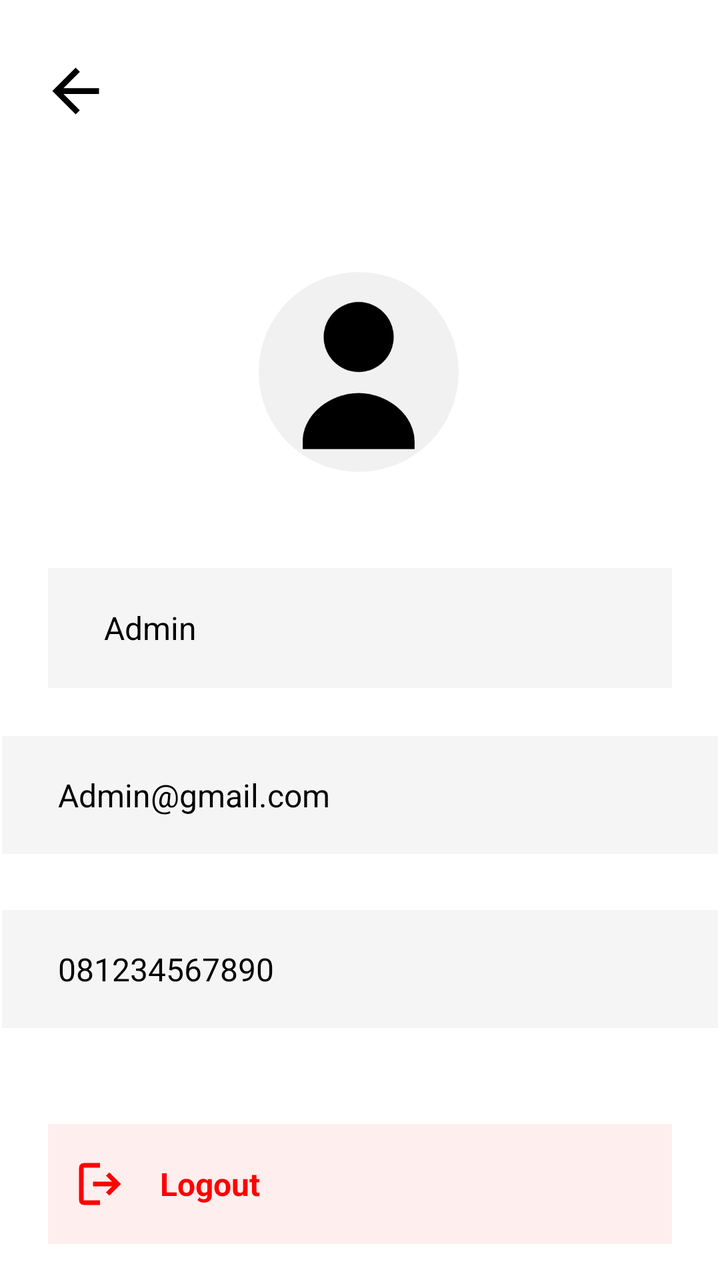
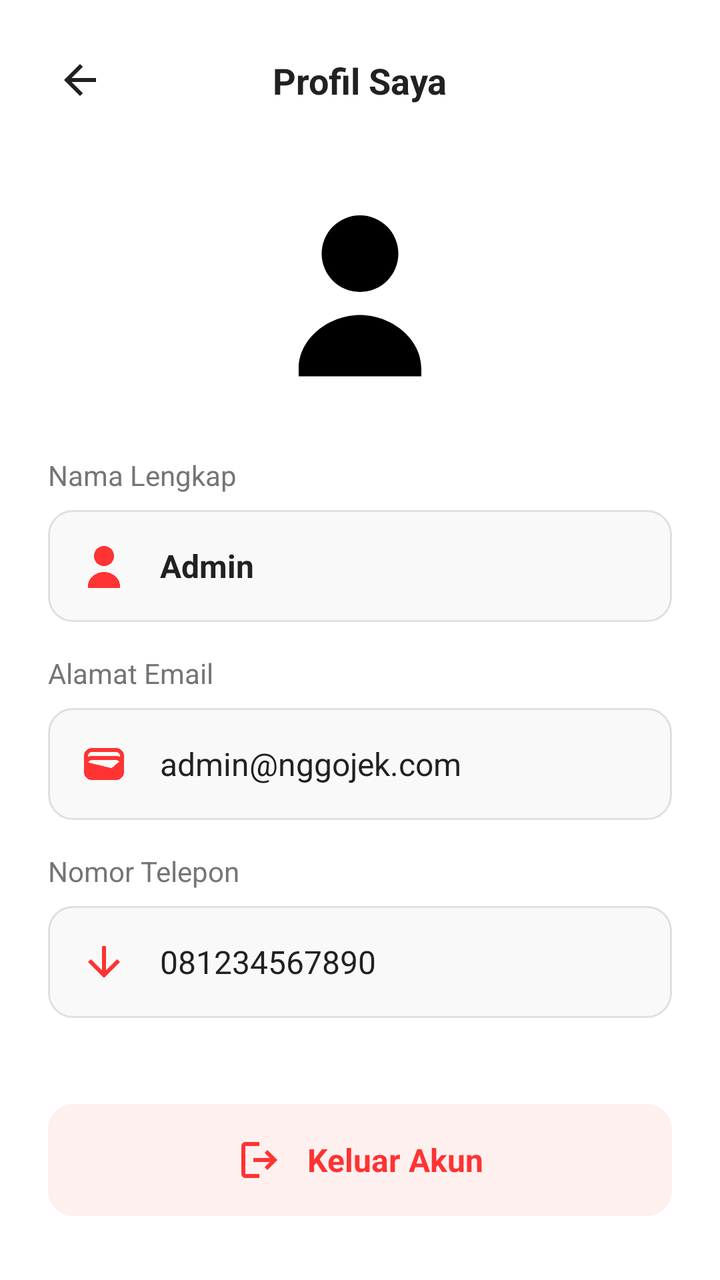

Two renders of the same Android screen: before a commit and after it. Below are the layout's source before the change and the commit's diff.
<!-- AndroidManifest.xml: application theme Theme.NgGojek -->
<!-- res/layout/activity_profile.xml -->
<?xml version="1.0" encoding="utf-8"?>
<androidx.constraintlayout.widget.ConstraintLayout xmlns:android="http://schemas.android.com/apk/res/android"
    xmlns:app="http://schemas.android.com/apk/res-auto"
    xmlns:tools="http://schemas.android.com/tools"
    android:layout_width="match_parent"
    android:layout_height="match_parent"
    android:background="#FFFFFF">

    <ImageView
        android:id="@+id/btnBack"
        android:layout_width="35dp"
        android:layout_height="35dp"
        android:layout_marginTop="28dp"
        android:src="@drawable/ic_arrow_back"
        app:layout_constraintEnd_toEndOf="parent"
        app:layout_constraintHorizontal_bias="0.063"
        app:layout_constraintStart_toStartOf="parent"
        app:layout_constraintTop_toTopOf="parent" />

    <ImageView
        android:id="@+id/imgProfile"
        android:layout_width="100dp"
        android:layout_height="100dp"
        android:layout_marginTop="136dp"
        android:background="@drawable/bg_circle"
        android:padding="8dp"
        android:src="@drawable/profile"
        app:layout_constraintEnd_toEndOf="parent"
        app:layout_constraintHorizontal_bias="0.498"
        app:layout_constraintStart_toStartOf="parent"
        app:layout_constraintTop_toTopOf="parent" />

    <LinearLayout
        android:id="@+id/nameView"
        android:layout_width="0dp"
        android:layout_height="60dp"
        android:layout_marginStart="24dp"
        android:layout_marginTop="48dp"
        android:layout_marginEnd="24dp"
        android:background="#F5F5F5"
        android:gravity="center_vertical"
        android:orientation="horizontal"
        android:padding="12dp"
        app:layout_constraintEnd_toEndOf="parent"
        app:layout_constraintHorizontal_bias="0.0"
        app:layout_constraintStart_toStartOf="parent"
        app:layout_constraintTop_toBottomOf="@+id/imgProfile">

        <TextView
            android:layout_width="wrap_content"
            android:layout_height="wrap_content"
            android:layout_marginStart="16dp"
            android:text="Admin"
            android:textColor="#000000"
            android:textSize="16sp" />
    </LinearLayout>

    <LinearLayout
        android:id="@+id/emailView"
        android:layout_width="358dp"
        android:layout_height="59dp"
        android:layout_marginTop="24dp"
        android:background="#F5F5F5"
        android:gravity="center_vertical"
        android:orientation="horizontal"
        android:padding="12dp"
        app:layout_constraintEnd_toEndOf="parent"
        app:layout_constraintHorizontal_bias="0.49"
        app:layout_constraintStart_toStartOf="parent"
        app:layout_constraintTop_toBottomOf="@+id/nameView">

        <TextView
            android:layout_width="wrap_content"
            android:layout_height="wrap_content"
            android:layout_marginStart="16dp"
            android:text="Admin@gmail.com"
            android:textColor="#000000"
            android:textSize="16sp" />
    </LinearLayout>

    <LinearLayout
        android:id="@+id/phoneNumber"
        android:layout_width="358dp"
        android:layout_height="59dp"
        android:layout_marginTop="28dp"
        android:background="#F5F5F5"
        android:gravity="center_vertical"
        android:orientation="horizontal"
        android:padding="12dp"
        app:layout_constraintEnd_toEndOf="parent"
        app:layout_constraintHorizontal_bias="0.49"
        app:layout_constraintStart_toStartOf="parent"
        app:layout_constraintTop_toBottomOf="@+id/emailView">

        <TextView
            android:layout_width="wrap_content"
            android:layout_height="wrap_content"
            android:layout_marginStart="16dp"
            android:text="081234567890"
            android:textColor="#000000"
            android:textSize="16sp" />
    </LinearLayout>

    <LinearLayout
        android:id="@+id/btnLogout"
        android:layout_width="0dp"
        android:layout_height="60dp"
        android:layout_marginStart="24dp"
        android:layout_marginTop="48dp"
        android:layout_marginEnd="24dp"
        android:background="#FFEEEE"
        android:gravity="center_vertical"
        android:orientation="horizontal"
        android:padding="12dp"
        app:layout_constraintEnd_toEndOf="parent"
        app:layout_constraintHorizontal_bias="0.0"
        app:layout_constraintStart_toStartOf="parent"
        app:layout_constraintTop_toBottomOf="@+id/phoneNumber">

        <ImageView
            android:layout_width="28dp"
            android:layout_height="28dp"
            android:src="@drawable/logout"
            app:tint="#FF0000" />

        <TextView
            android:layout_width="wrap_content"
            android:layout_height="wrap_content"
            android:layout_marginStart="16dp"
            android:text="Logout"
            android:textColor="#FF0000"
            android:textSize="16sp"
            android:textStyle="bold" />

    </LinearLayout>


</androidx.constraintlayout.widget.ConstraintLayout>
<!-- resources referenced by this layout -->
<resources>
  <!-- drawable bg_circle (drawable) -->
  <shape xmlns:android="http://schemas.android.com/apk/res/android"
      android:shape="oval">
      <solid android:color="#F1F1F1"/>
  </shape>
  <!-- drawable ic_arrow_back (drawable) -->
  <vector xmlns:android="http://schemas.android.com/apk/res/android" android:autoMirrored="true" android:height="24dp" android:tint="#000000" android:viewportHeight="960" android:viewportWidth="960" android:width="24dp">
        
      <path android:fillColor="@android:color/white" android:pathData="M313,520L537,744L480,800L160,480L480,160L537,216L313,440L800,440L800,520L313,520Z"/>
      
  </vector>
  <!-- drawable logout (drawable) -->
  <vector xmlns:android="http://schemas.android.com/apk/res/android"
      android:width="24dp"
      android:height="24dp"
      android:viewportWidth="960"
      android:viewportHeight="960">
    <path
        android:pathData="M200,840q-33,0 -56.5,-23.5T120,760v-560q0,-33 23.5,-56.5T200,120h280v80L200,200v560h280v80L200,840ZM640,680 L585,622 687,520L360,520v-80h327L585,338l55,-58 200,200 -200,200Z"
        android:fillColor="#e3e3e3"/>
  </vector>
  <!-- drawable profile (drawable) -->
  <vector xmlns:android="http://schemas.android.com/apk/res/android"
      android:width="24dp"
      android:height="24dp"
      android:viewportWidth="24"
      android:viewportHeight="24">
      <path
          android:fillColor="#000"
          android:pathData="M12,12a5,5 0 1,0 0,-10a5,5 0 1,0 0,10zM4,22c0,-4 4,-7 8,-7s8,3 8,7v1H4v-1z"/>
  </vector>
  <style name="Theme.NgGojek" parent="Base.Theme.NgGojek" />
  <style name="Base.Theme.NgGojek" parent="Theme.Material3.DayNight.NoActionBar">
          
          
          <item name="android:windowBackground">@color/white</item>
          <item name="colorSecondaryContainer">@android:color/transparent</item>
      </style>
  <color name="white">#FFFFFFFF</color>
</resources>

<!-- the commit's change to res/layout/activity_profile.xml (unified diff, before → after) -->
@@ -1,138 +1,212 @@
 <?xml version="1.0" encoding="utf-8"?>
-<androidx.constraintlayout.widget.ConstraintLayout xmlns:android="http://schemas.android.com/apk/res/android"
+<androidx.constraintlayout.widget.ConstraintLayout
+    xmlns:android="http://schemas.android.com/apk/res/android"
     xmlns:app="http://schemas.android.com/apk/res-auto"
     xmlns:tools="http://schemas.android.com/tools"
     android:layout_width="match_parent"
     android:layout_height="match_parent"
-    android:background="#FFFFFF">
-
+    android:background="@color/white">
+
+    
     <ImageView
         android:id="@+id/btnBack"
-        android:layout_width="35dp"
-        android:layout_height="35dp"
-        android:layout_marginTop="28dp"
+        android:layout_width="48dp"
+        android:layout_height="48dp"
+        android:layout_marginStart="16dp"
+        android:layout_marginTop="16dp"
+        android:background="?attr/selectableItemBackgroundBorderless"
+        android:padding="12dp"
         android:src="@drawable/ic_arrow_back"
-        app:layout_constraintEnd_toEndOf="parent"
-        app:layout_constraintHorizontal_bias="0.063"
+        app:tint="@color/blackText"
         app:layout_constraintStart_toStartOf="parent"
         app:layout_constraintTop_toTopOf="parent" />
 
+    <TextView
+        android:layout_width="wrap_content"
+        android:layout_height="wrap_content"
+        android:text="Profil Saya"
+        android:textColor="@color/blackText"
+        android:textSize="18sp"
+        android:textStyle="bold"
+        app:layout_constraintBottom_toBottomOf="@+id/btnBack"
+        app:layout_constraintEnd_toEndOf="parent"
+        app:layout_constraintStart_toStartOf="parent"
+        app:layout_constraintTop_toTopOf="@+id/btnBack" />
+
+    
     <ImageView
         android:id="@+id/imgProfile"
         android:layout_width="100dp"
         android:layout_height="100dp"
-        android:layout_marginTop="136dp"
-        android:background="@drawable/bg_circle"
-        android:padding="8dp"
+        android:layout_marginTop="32dp"
         android:src="@drawable/profile"
-        app:layout_constraintEnd_toEndOf="parent"
-        app:layout_constraintHorizontal_bias="0.498"
-        app:layout_constraintStart_toStartOf="parent"
-        app:layout_constraintTop_toTopOf="parent" />
+        android:padding="4dp"
+        app:layout_constraintEnd_toEndOf="parent"
+        app:layout_constraintStart_toStartOf="parent"
+        app:layout_constraintTop_toBottomOf="@+id/btnBack" />
+
+    
+    <TextView
+        android:id="@+id/labelName"
+        android:layout_width="wrap_content"
+        android:layout_height="wrap_content"
+        android:text="Nama Lengkap"
+        android:textColor="@color/greyText"
+        android:textSize="14sp"
+        android:layout_marginStart="24dp"
+        android:layout_marginTop="32dp"
+        app:layout_constraintStart_toStartOf="parent"
+        app:layout_constraintTop_toBottomOf="@+id/imgProfile"/>
 
     <LinearLayout
         android:id="@+id/nameView"
         android:layout_width="0dp"
-        android:layout_height="60dp"
-        android:layout_marginStart="24dp"
-        android:layout_marginTop="48dp"
-        android:layout_marginEnd="24dp"
-        android:background="#F5F5F5"
+        android:layout_height="56dp"
+        android:layout_marginHorizontal="24dp"
+        android:layout_marginTop="8dp"
+        android:background="@drawable/bg_input_field"
         android:gravity="center_vertical"
         android:orientation="horizontal"
-        android:padding="12dp"
-        app:layout_constraintEnd_toEndOf="parent"
-        app:layout_constraintHorizontal_bias="0.0"
-        app:layout_constraintStart_toStartOf="parent"
-        app:layout_constraintTop_toBottomOf="@+id/imgProfile">
-
-        <TextView
-            android:layout_width="wrap_content"
+        android:paddingHorizontal="16dp"
+        app:layout_constraintEnd_toEndOf="parent"
+        app:layout_constraintStart_toStartOf="parent"
+        app:layout_constraintTop_toBottomOf="@+id/labelName">
+        
+
+        <ImageView
+            android:layout_width="24dp"
+            android:layout_height="24dp"
+            android:src="@drawable/profile"
+            app:tint="@color/primaryRed"/>
+
+        <TextView
+            android:layout_width="match_parent"
             android:layout_height="wrap_content"
             android:layout_marginStart="16dp"
             android:text="Admin"
-            android:textColor="#000000"
+            android:textColor="@color/blackText"
+            android:textSize="16sp"
+            android:textStyle="bold"/>
+    </LinearLayout>
+
+    
+    <TextView
+        android:id="@+id/labelEmail"
+        android:layout_width="wrap_content"
+        android:layout_height="wrap_content"
+        android:text="Alamat Email"
+        android:textColor="@color/greyText"
+        android:textSize="14sp"
+        android:layout_marginStart="24dp"
+        android:layout_marginTop="16dp"
+        app:layout_constraintStart_toStartOf="parent"
+        app:layout_constraintTop_toBottomOf="@+id/nameView"/>
+
+    <LinearLayout
+        android:id="@+id/emailView"
+        android:layout_width="0dp"
+        android:layout_height="56dp"
+        android:layout_marginHorizontal="24dp"
+        android:layout_marginTop="8dp"
+        android:background="@drawable/bg_input_field"
+        android:gravity="center_vertical"
+        android:orientation="horizontal"
+        android:paddingHorizontal="16dp"
+        app:layout_constraintEnd_toEndOf="parent"
+        app:layout_constraintStart_toStartOf="parent"
+        app:layout_constraintTop_toBottomOf="@+id/labelEmail">
+
+        <ImageView
+            android:layout_width="24dp"
+            android:layout_height="24dp"
+            android:src="@drawable/ewallet_icon"
+            app:tint="@color/primaryRed"/>
+        
+
+        <TextView
+            android:layout_width="match_parent"
+            android:layout_height="wrap_content"
+            android:layout_marginStart="16dp"
+            android:text="admin@nggojek.com"
+            android:textColor="@color/blackText"
             android:textSize="16sp" />
     </LinearLayout>
 
-    <LinearLayout
-        android:id="@+id/emailView"
-        android:layout_width="358dp"
-        android:layout_height="59dp"
-        android:layout_marginTop="24dp"
-        android:background="#F5F5F5"
+    
+    <TextView
+        android:id="@+id/labelPhone"
+        android:layout_width="wrap_content"
+        android:layout_height="wrap_content"
+        android:text="Nomor Telepon"
+        android:textColor="@color/greyText"
+        android:textSize="14sp"
+        android:layout_marginStart="24dp"
+        android:layout_marginTop="16dp"
+        app:layout_constraintStart_toStartOf="parent"
+        app:layout_constraintTop_toBottomOf="@+id/emailView"/>
+
+    <LinearLayout
+        android:id="@+id/phoneNumber"
+        android:layout_width="0dp"
+        android:layout_height="56dp"
+        android:layout_marginHorizontal="24dp"
+        android:layout_marginTop="8dp"
+        android:background="@drawable/bg_input_field"
         android:gravity="center_vertical"
         android:orientation="horizontal"
-        android:padding="12dp"
-        app:layout_constraintEnd_toEndOf="parent"
-        app:layout_constraintHorizontal_bias="0.49"
-        app:layout_constraintStart_toStartOf="parent"
-        app:layout_constraintTop_toBottomOf="@+id/nameView">
-
-        <TextView
-            android:layout_width="wrap_content"
-            android:layout_height="wrap_content"
-            android:layout_marginStart="16dp"
-            android:text="Admin@gmail.com"
-            android:textColor="#000000"
-            android:textSize="16sp" />
-    </LinearLayout>
-
-    <LinearLayout
-        android:id="@+id/phoneNumber"
-        android:layout_width="358dp"
-        android:layout_height="59dp"
-        android:layout_marginTop="28dp"
-        android:background="#F5F5F5"
-        android:gravity="center_vertical"
-        android:orientation="horizontal"
-        android:padding="12dp"
-        app:layout_constraintEnd_toEndOf="parent"
-        app:layout_constraintHorizontal_bias="0.49"
-        app:layout_constraintStart_toStartOf="parent"
-        app:layout_constraintTop_toBottomOf="@+id/emailView">
-
-        <TextView
-            android:layout_width="wrap_content"
+        android:paddingHorizontal="16dp"
+        app:layout_constraintEnd_toEndOf="parent"
+        app:layout_constraintStart_toStartOf="parent"
+        app:layout_constraintTop_toBottomOf="@+id/labelPhone">
+
+        <ImageView
+            android:layout_width="24dp"
+            android:layout_height="24dp"
+            android:src="@drawable/ic_arrow_back"
+            android:rotation="270"
+            app:tint="@color/primaryRed"/>
+        
+
+        <TextView
+            android:layout_width="match_parent"
             android:layout_height="wrap_content"
             android:layout_marginStart="16dp"
             android:text="081234567890"
-            android:textColor="#000000"
+            android:textColor="@color/blackText"
             android:textSize="16sp" />
     </LinearLayout>
 
+    
     <LinearLayout
         android:id="@+id/btnLogout"
         android:layout_width="0dp"
-        android:layout_height="60dp"
-        android:layout_marginStart="24dp"
-        android:layout_marginTop="48dp"
-        android:layout_marginEnd="24dp"
-        android:background="#FFEEEE"
-        android:gravity="center_vertical"
-        android:orientation="horizontal"
-        android:padding="12dp"
-        app:layout_constraintEnd_toEndOf="parent"
-        app:layout_constraintHorizontal_bias="0.0"
-        app:layout_constraintStart_toStartOf="parent"
-        app:layout_constraintTop_toBottomOf="@+id/phoneNumber">
-
-        <ImageView
-            android:layout_width="28dp"
-            android:layout_height="28dp"
+        android:layout_height="56dp"
+        android:layout_marginHorizontal="24dp"
+        android:layout_marginBottom="32dp"
+        android:background="@drawable/bg_input_field"
+        android:backgroundTint="@color/softRed"
+        android:gravity="center"
+        android:orientation="horizontal"
+        android:clickable="true"
+        android:focusable="true"
+        app:layout_constraintBottom_toBottomOf="parent"
+        app:layout_constraintEnd_toEndOf="parent"
+        app:layout_constraintStart_toStartOf="parent">
+
+        <ImageView
+            android:layout_width="24dp"
+            android:layout_height="24dp"
             android:src="@drawable/logout"
-            app:tint="#FF0000" />
+            app:tint="@color/primaryRed" />
 
         <TextView
             android:layout_width="wrap_content"
             android:layout_height="wrap_content"
-            android:layout_marginStart="16dp"
-            android:text="Logout"
-            android:textColor="#FF0000"
+            android:layout_marginStart="12dp"
+            android:text="Keluar Akun"
+            android:textColor="@color/primaryRed"
             android:textSize="16sp"
             android:textStyle="bold" />
-
-    </LinearLayout>
-
+    </LinearLayout>
 
 </androidx.constraintlayout.widget.ConstraintLayout>
<!-- resource entries referenced after the edit -->
@@ -1,10 +1,9 @@
 <!-- resources referenced by this layout -->
 <resources>
-  <!-- drawable bg_circle (drawable) -->
-  <shape xmlns:android="http://schemas.android.com/apk/res/android"
-      android:shape="oval">
-      <solid android:color="#F1F1F1"/>
-  </shape>
+  <color name="blackText">#212121</color>
+  <color name="greyText">#757575</color>
+  <color name="primaryRed">#ff3332</color>
+  <color name="softRed">#FFF0F0</color>
   <!-- drawable ic_arrow_back (drawable) -->
   <vector xmlns:android="http://schemas.android.com/apk/res/android" android:autoMirrored="true" android:height="24dp" android:tint="#000000" android:viewportHeight="960" android:viewportWidth="960" android:width="24dp">
         
@@ -32,12 +31,47 @@
           android:pathData="M12,12a5,5 0 1,0 0,-10a5,5 0 1,0 0,10zM4,22c0,-4 4,-7 8,-7s8,3 8,7v1H4v-1z"/>
   </vector>
   <style name="Theme.NgGojek" parent="Base.Theme.NgGojek" />
-  <style name="Base.Theme.NgGojek" parent="Theme.Material3.DayNight.NoActionBar">
-          
-          
+  <color name="offWhite">#F9F9F9</color>
+  <color name="lightGrey">#E0E0E0</color>
+  <style name="Base.Theme.NgGojek" parent="Theme.Material3.Light.NoActionBar">
+          <item name="colorPrimary">@color/primaryRed</item>
+          <item name="colorOnPrimary">@color/white</item>
+          <item name="colorPrimaryContainer">@color/softRed</item>
+          <item name="colorOnPrimaryContainer">@color/primaryRedDark</item>
+  
+          <item name="colorSecondary">@color/primaryRed</item>
+          <item name="colorOnSecondary">@color/white</item>
+  
+          <item name="colorSecondaryContainer">@color/softRed</item>
+          <item name="colorOnSecondaryContainer">@color/primaryRedDark</item>
+  
           <item name="android:windowBackground">@color/white</item>
-          <item name="colorSecondaryContainer">@android:color/transparent</item>
+          <item name="android:statusBarColor">@color/white</item>
+          <item name="android:windowLightStatusBar">true</item>
+          <item name="android:textColorPrimary">@color/blackText</item>
+          <item name="android:textColorSecondary">@color/greyText</item>
+  
       </style>
+  <color name="primaryRedDark">#D62B2A</color>
   <color name="white">#FFFFFFFF</color>
+  <!-- drawable bg_input_field (drawable) -->
+  <?xml version="1.0" encoding="utf-8"?>
+  <shape xmlns:android="http://schemas.android.com/apk/res/android">
+      <solid android:color="@color/offWhite"/>
+      <stroke
+          android:width="1dp"
+          android:color="@color/lightGrey"/>
+      <corners android:radius="12dp"/>
+  </shape>
+  <!-- drawable ewallet_icon (drawable) -->
+  <vector xmlns:android="http://schemas.android.com/apk/res/android"
+      android:width="24dp"
+      android:height="24dp"
+      android:viewportWidth="960"
+      android:viewportHeight="960">
+    <path
+        android:pathData="M240,800q-66,0 -113,-47T80,640v-320q0,-66 47,-113t113,-47h480q66,0 113,47t47,113v320q0,66 -47,113t-113,47L240,800ZM240,320h480q22,0 42,5t38,16v-21q0,-33 -23.5,-56.5T720,240L240,240q-33,0 -56.5,23.5T160,320v21q18,-11 38,-16t42,-5ZM166,450 L611,558q9,2 18,0t17,-8l139,-116q-11,-15 -28,-24.5t-37,-9.5L240,400q-26,0 -45.5,13.5T166,450Z"
+        android:fillColor="#e3e3e3"/>
+  </vector>
 </resources>
 
